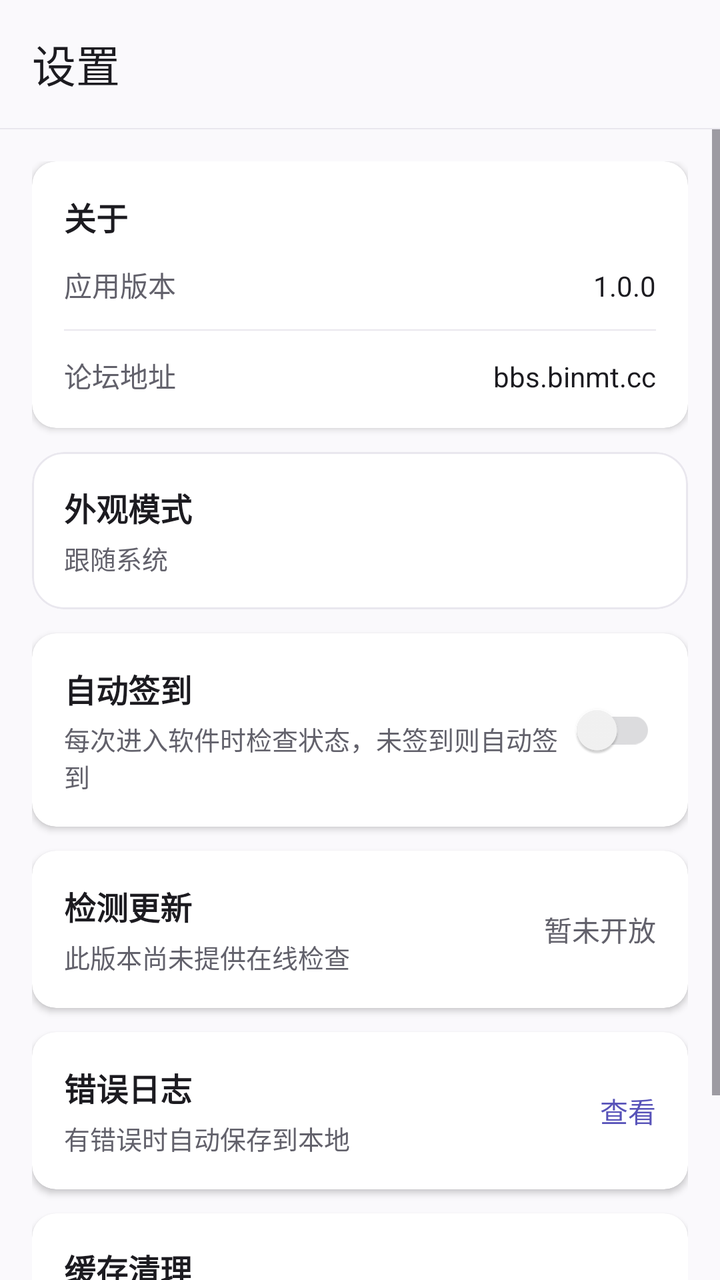
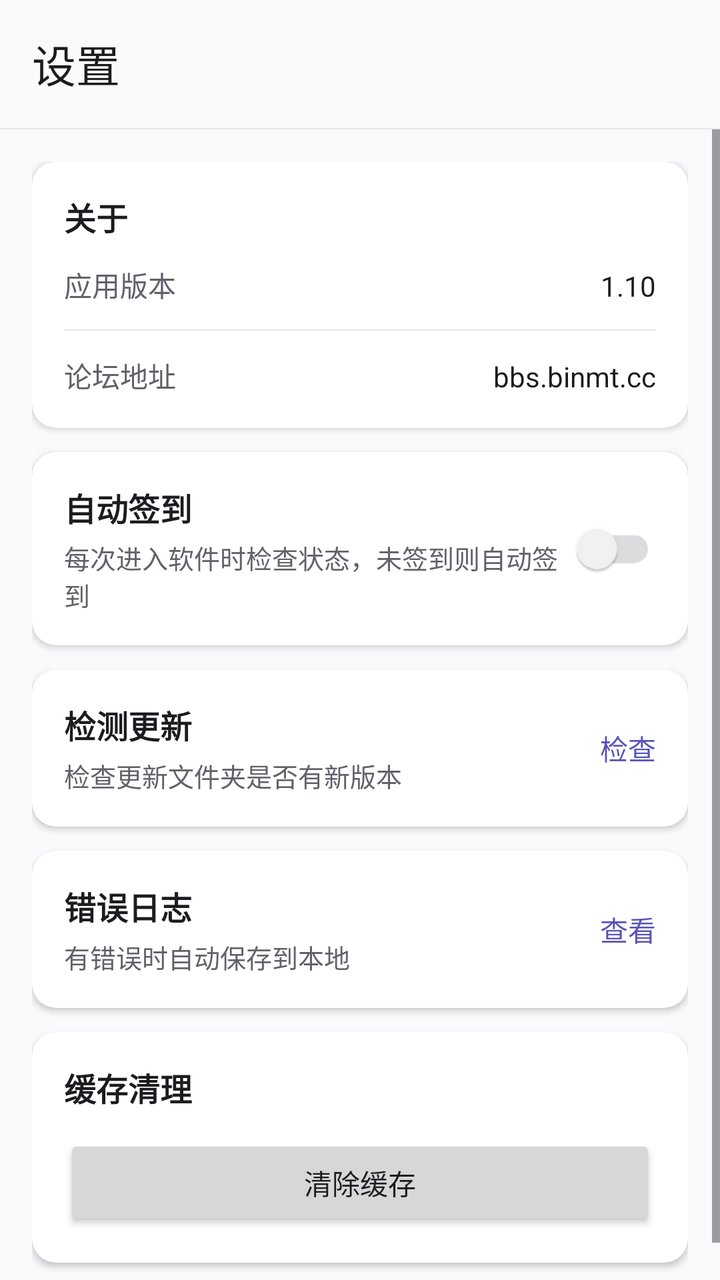

Compare the two renders of this Android layout. The source of the first and the diff that turns it into the second are given below.
<!-- AndroidManifest.xml: application theme Theme.AppTheme -->
<!-- res/layout/activity_settings.xml -->
<?xml version="1.0" encoding="utf-8"?>
<LinearLayout xmlns:android="http://schemas.android.com/apk/res/android"
    xmlns:app="http://schemas.android.com/apk/res-auto"
    android:layout_width="match_parent"
    android:layout_height="match_parent"
    android:orientation="vertical"
    android:background="@color/background">

    <com.google.android.material.appbar.MaterialToolbar
        android:id="@+id/toolbar"
        android:layout_width="match_parent"
        android:layout_height="?attr/actionBarSize"
        android:background="@color/background"
        app:titleTextColor="@color/text_primary"
        app:navigationIconTint="@color/text_primary"
        app:title="设置" />

    <View
        android:layout_width="match_parent"
        android:layout_height="0.5dp"
        android:background="@color/divider" />

    <ScrollView
        android:layout_width="match_parent"
        android:layout_height="0dp"
        android:layout_weight="1">

        <LinearLayout
            android:layout_width="match_parent"
            android:layout_height="wrap_content"
            android:orientation="vertical"
            android:padding="16dp">

            
            <com.google.android.material.card.MaterialCardView
                android:layout_width="match_parent"
                android:layout_height="wrap_content"
                app:cardCornerRadius="12dp"
                app:cardElevation="2dp"
                app:contentPadding="16dp"
                android:layout_marginBottom="12dp">

                <LinearLayout
                    android:layout_width="match_parent"
                    android:layout_height="wrap_content"
                    android:orientation="vertical">

                    <TextView
                        android:layout_width="wrap_content"
                        android:layout_height="wrap_content"
                        android:text="关于"
                        android:textSize="16sp"
                        android:textStyle="bold"
                        android:textColor="@color/text_primary" />

                    <LinearLayout
                        android:layout_width="match_parent"
                        android:layout_height="wrap_content"
                        android:orientation="horizontal"
                        android:layout_marginTop="12dp">

                        <TextView
                            android:layout_width="0dp"
                            android:layout_height="wrap_content"
                            android:layout_weight="1"
                            android:text="应用版本"
                            android:textSize="14sp"
                            android:textColor="@color/text_secondary" />

                        <TextView
                            android:id="@+id/tv_version"
                            android:layout_width="wrap_content"
                            android:layout_height="wrap_content"
                            android:text="1.0.0"
                            android:textSize="14sp"
                            android:textColor="@color/text_primary" />

                    </LinearLayout>

                    <View
                        android:layout_width="match_parent"
                        android:layout_height="0.5dp"
                        android:background="@color/divider"
                        android:layout_marginVertical="12dp" />

                    <LinearLayout
                        android:layout_width="match_parent"
                        android:layout_height="wrap_content"
                        android:orientation="horizontal">

                        <TextView
                            android:layout_width="0dp"
                            android:layout_height="wrap_content"
                            android:layout_weight="1"
                            android:text="论坛地址"
                            android:textSize="14sp"
                            android:textColor="@color/text_secondary" />

                        <TextView
                            android:id="@+id/tv_forum_url"
                            android:layout_width="wrap_content"
                            android:layout_height="wrap_content"
                            android:text="bbs.binmt.cc"
                            android:textSize="14sp"
                            android:textColor="@color/text_primary" />

                    </LinearLayout>

                </LinearLayout>

            </com.google.android.material.card.MaterialCardView>

            <com.google.android.material.card.MaterialCardView
                android:id="@+id/layout_theme"
                android:layout_width="match_parent"
                android:layout_height="wrap_content"
                android:layout_marginBottom="12dp"
                android:clickable="true"
                android:focusable="true"
                android:foreground="?attr/selectableItemBackground"
                app:cardCornerRadius="16dp"
                app:cardElevation="0dp"
                app:strokeWidth="1dp"
                app:strokeColor="@color/divider"
                app:contentPadding="16dp">
                <LinearLayout
                    android:layout_width="match_parent"
                    android:layout_height="wrap_content"
                    android:orientation="vertical">
                    <TextView
                        android:layout_width="match_parent"
                        android:layout_height="wrap_content"
                        android:text="外观模式"
                        android:textColor="@color/text_primary"
                        android:textSize="16sp"
                        android:textStyle="bold" />
                    <TextView
                        android:id="@+id/tv_theme_mode"
                        android:layout_width="match_parent"
                        android:layout_height="wrap_content"
                        android:layout_marginTop="4dp"
                        android:text="跟随系统"
                        android:textColor="@color/text_secondary"
                        android:textSize="13sp" />
                </LinearLayout>
            </com.google.android.material.card.MaterialCardView>

            
            <com.google.android.material.card.MaterialCardView
                android:layout_width="match_parent"
                android:layout_height="wrap_content"
                android:layout_marginBottom="12dp"
                app:cardCornerRadius="12dp"
                app:cardElevation="2dp"
                app:contentPadding="16dp">

                <LinearLayout
                    android:layout_width="match_parent"
                    android:layout_height="wrap_content"
                    android:gravity="center_vertical"
                    android:orientation="horizontal">

                    <LinearLayout
                        android:layout_width="0dp"
                        android:layout_height="wrap_content"
                        android:layout_weight="1"
                        android:orientation="vertical">

                        <TextView
                            android:layout_width="wrap_content"
                            android:layout_height="wrap_content"
                            android:text="自动签到"
                            android:textColor="@color/text_primary"
                            android:textSize="16sp"
                            android:textStyle="bold" />

                        <TextView
                            android:layout_width="wrap_content"
                            android:layout_height="wrap_content"
                            android:layout_marginTop="4dp"
                            android:text="每次进入软件时检查状态，未签到则自动签到"
                            android:textColor="@color/text_secondary"
                            android:textSize="13sp" />
                    </LinearLayout>

                    <com.google.android.material.switchmaterial.SwitchMaterial
                        android:id="@+id/switch_auto_sign_in"
                        android:layout_width="wrap_content"
                        android:layout_height="wrap_content"
                        android:checked="false"
                        android:contentDescription="自动签到开关"
                        app:thumbTint="@color/switch_thumb_tint"
                        app:trackTint="@color/switch_track_tint" />
                </LinearLayout>
            </com.google.android.material.card.MaterialCardView>

            
            <com.google.android.material.card.MaterialCardView
                android:layout_width="match_parent"
                android:layout_height="wrap_content"
                android:layout_marginBottom="12dp"
                android:clickable="true"
                android:focusable="true"
                android:foreground="?attr/selectableItemBackground"
                app:cardCornerRadius="12dp"
                app:cardElevation="2dp"
                app:contentPadding="16dp">

                <LinearLayout
                    android:id="@+id/layout_check_update"
                    android:layout_width="match_parent"
                    android:layout_height="wrap_content"
                    android:gravity="center_vertical"
                    android:orientation="horizontal">

                    <LinearLayout
                        android:layout_width="0dp"
                        android:layout_height="wrap_content"
                        android:layout_weight="1"
                        android:orientation="vertical">

                        <TextView
                            android:layout_width="wrap_content"
                            android:layout_height="wrap_content"
                            android:text="检测更新"
                            android:textColor="@color/text_primary"
                            android:textSize="16sp"
                            android:textStyle="bold" />

                        <TextView
                            android:layout_width="wrap_content"
                            android:layout_height="wrap_content"
                            android:layout_marginTop="4dp"
                            android:text="此版本尚未提供在线检查"
                            android:textColor="@color/text_secondary"
                            android:textSize="13sp" />
                    </LinearLayout>

                    <TextView
                        android:id="@+id/tv_update_status"
                        android:layout_width="wrap_content"
                        android:layout_height="wrap_content"
                        android:text="暂未开放"
                        android:textColor="@color/text_secondary"
                        android:textSize="14sp" />
                </LinearLayout>
            </com.google.android.material.card.MaterialCardView>

            
            <com.google.android.material.card.MaterialCardView
                android:layout_width="match_parent"
                android:layout_height="wrap_content"
                android:layout_marginBottom="12dp"
                android:clickable="true"
                android:focusable="true"
                android:foreground="?attr/selectableItemBackground"
                app:cardCornerRadius="12dp"
                app:cardElevation="2dp"
                app:contentPadding="16dp">

                <LinearLayout
                    android:id="@+id/layout_error_log"
                    android:layout_width="match_parent"
                    android:layout_height="wrap_content"
                    android:gravity="center_vertical"
                    android:orientation="horizontal">

                    <LinearLayout
                        android:layout_width="0dp"
                        android:layout_height="wrap_content"
                        android:layout_weight="1"
                        android:orientation="vertical">

                        <TextView
                            android:layout_width="wrap_content"
                            android:layout_height="wrap_content"
                            android:text="错误日志"
                            android:textColor="@color/text_primary"
                            android:textSize="16sp"
                            android:textStyle="bold" />

                        <TextView
                            android:layout_width="wrap_content"
                            android:layout_height="wrap_content"
                            android:layout_marginTop="4dp"
                            android:text="有错误时自动保存到本地"
                            android:textColor="@color/text_secondary"
                            android:textSize="13sp" />
                    </LinearLayout>

                    <TextView
                        android:id="@+id/tv_error_log_count"
                        android:layout_width="wrap_content"
                        android:layout_height="wrap_content"
                        android:text="查看"
                        android:textColor="@color/primary"
                        android:textSize="14sp" />
                </LinearLayout>
            </com.google.android.material.card.MaterialCardView>

            
            <com.google.android.material.card.MaterialCardView
                android:layout_width="match_parent"
                android:layout_height="wrap_content"
                app:cardCornerRadius="12dp"
                app:cardElevation="2dp"
                app:contentPadding="16dp"
                android:layout_marginBottom="12dp">

                <LinearLayout
                    android:layout_width="match_parent"
                    android:layout_height="wrap_content"
                    android:orientation="vertical">

                    <TextView
                        android:layout_width="wrap_content"
                        android:layout_height="wrap_content"
                        android:text="缓存清理"
                        android:textSize="16sp"
                        android:textStyle="bold"
                        android:textColor="@color/text_primary" />

                    <Button
                        android:id="@+id/btn_clear_cache"
                        android:layout_width="match_parent"
                        android:layout_height="48dp"
                        android:layout_marginTop="12dp"
                        android:text="清除缓存"
                        android:textAllCaps="false" />

                </LinearLayout>

            </com.google.android.material.card.MaterialCardView>

        </LinearLayout>
    </ScrollView>

</LinearLayout>
<!-- resources referenced by this layout -->
<resources>
  <color name="background">#FAF9FC</color>
  <color name="divider">#E9E7EE</color>
  <color name="primary">#5853B9</color>
  <color name="text_primary">#1C1B20</color>
  <color name="text_secondary">#62616B</color>
  <style name="Theme.AppTheme" parent="Theme.Material3.DayNight.NoActionBar">
          
          <item name="colorPrimary">@color/primary</item>
          <item name="colorPrimaryVariant">@color/primary_dark</item>
          <item name="colorOnPrimary">@color/text_white</item>
          
          <item name="colorSecondary">@color/primary_light</item>
          <item name="colorSecondaryVariant">@color/primary</item>
          <item name="colorOnSecondary">@color/text_white</item>
          
          <item name="android:statusBarColor" tools:targetApi="21">@color/background</item>
          <item name="android:windowLightStatusBar" tools:targetApi="23">true</item>
          
          <item name="android:navigationBarColor" tools:targetApi="21">@color/background</item>
          
          <item name="android:windowBackground">@color/background</item>
          <item name="android:colorBackground">@color/background</item>
          
          <item name="windowActionBar">false</item>
          <item name="windowNoTitle">true</item>
          <item name="materialCardViewStyle">@style/CardView.NewStyle</item>
      </style>
  <color name="primary_dark">#403C93</color>
  <color name="text_white">#FFFFFF</color>
  <color name="primary_light">#7772D1</color>
  <style name="CardView.NewStyle" parent="Widget.MaterialComponents.CardView">
          <item name="cardCornerRadius">16dp</item>
          <item name="cardElevation">0dp</item>
          <item name="cardBackgroundColor">@color/card_frosted</item>
          <item name="strokeWidth">0dp</item>
          <item name="cardPreventCornerOverlap">false</item>
      </style>
  <color name="card_frosted">#FFFFFF</color>
</resources>

<!-- the commit's change to res/layout/activity_settings.xml (unified diff, before → after) -->
@@ -71,7 +71,7 @@
                             android:id="@+id/tv_version"
                             android:layout_width="wrap_content"
                             android:layout_height="wrap_content"
-                            android:text="1.0.0"
+                            android:text="1.10"
                             android:textSize="14sp"
                             android:textColor="@color/text_primary" />
 
@@ -110,98 +110,63 @@
 
             </com.google.android.material.card.MaterialCardView>
 
-            <com.google.android.material.card.MaterialCardView
-                android:id="@+id/layout_theme"
+            
+            <com.google.android.material.card.MaterialCardView
+                android:layout_width="match_parent"
+                android:layout_height="wrap_content"
+                android:layout_marginBottom="12dp"
+                app:cardCornerRadius="12dp"
+                app:cardElevation="2dp"
+                app:contentPadding="16dp">
+
+                <LinearLayout
+                    android:layout_width="match_parent"
+                    android:layout_height="wrap_content"
+                    android:gravity="center_vertical"
+                    android:orientation="horizontal">
+
+                    <LinearLayout
+                        android:layout_width="0dp"
+                        android:layout_height="wrap_content"
+                        android:layout_weight="1"
+                        android:orientation="vertical">
+
+                        <TextView
+                            android:layout_width="wrap_content"
+                            android:layout_height="wrap_content"
+                            android:text="自动签到"
+                            android:textColor="@color/text_primary"
+                            android:textSize="16sp"
+                            android:textStyle="bold" />
+
+                        <TextView
+                            android:layout_width="wrap_content"
+                            android:layout_height="wrap_content"
+                            android:layout_marginTop="4dp"
+                            android:text="每次进入软件时检查状态，未签到则自动签到"
+                            android:textColor="@color/text_secondary"
+                            android:textSize="13sp" />
+                    </LinearLayout>
+
+                    <com.google.android.material.switchmaterial.SwitchMaterial
+                        android:id="@+id/switch_auto_sign_in"
+                        android:layout_width="wrap_content"
+                        android:layout_height="wrap_content"
+                        android:checked="false"
+                        android:contentDescription="自动签到开关"
+                        app:thumbTint="@color/switch_thumb_tint"
+                        app:trackTint="@color/switch_track_tint" />
+                </LinearLayout>
+            </com.google.android.material.card.MaterialCardView>
+
+            
+            <com.google.android.material.card.MaterialCardView
                 android:layout_width="match_parent"
                 android:layout_height="wrap_content"
                 android:layout_marginBottom="12dp"
                 android:clickable="true"
                 android:focusable="true"
                 android:foreground="?attr/selectableItemBackground"
-                app:cardCornerRadius="16dp"
-                app:cardElevation="0dp"
-                app:strokeWidth="1dp"
-                app:strokeColor="@color/divider"
-                app:contentPadding="16dp">
-                <LinearLayout
-                    android:layout_width="match_parent"
-                    android:layout_height="wrap_content"
-                    android:orientation="vertical">
-                    <TextView
-                        android:layout_width="match_parent"
-                        android:layout_height="wrap_content"
-                        android:text="外观模式"
-                        android:textColor="@color/text_primary"
-                        android:textSize="16sp"
-                        android:textStyle="bold" />
-                    <TextView
-                        android:id="@+id/tv_theme_mode"
-                        android:layout_width="match_parent"
-                        android:layout_height="wrap_content"
-                        android:layout_marginTop="4dp"
-                        android:text="跟随系统"
-                        android:textColor="@color/text_secondary"
-                        android:textSize="13sp" />
-                </LinearLayout>
-            </com.google.android.material.card.MaterialCardView>
-
-            
-            <com.google.android.material.card.MaterialCardView
-                android:layout_width="match_parent"
-                android:layout_height="wrap_content"
-                android:layout_marginBottom="12dp"
-                app:cardCornerRadius="12dp"
-                app:cardElevation="2dp"
-                app:contentPadding="16dp">
-
-                <LinearLayout
-                    android:layout_width="match_parent"
-                    android:layout_height="wrap_content"
-                    android:gravity="center_vertical"
-                    android:orientation="horizontal">
-
-                    <LinearLayout
-                        android:layout_width="0dp"
-                        android:layout_height="wrap_content"
-                        android:layout_weight="1"
-                        android:orientation="vertical">
-
-                        <TextView
-                            android:layout_width="wrap_content"
-                            android:layout_height="wrap_content"
-                            android:text="自动签到"
-                            android:textColor="@color/text_primary"
-                            android:textSize="16sp"
-                            android:textStyle="bold" />
-
-                        <TextView
-                            android:layout_width="wrap_content"
-                            android:layout_height="wrap_content"
-                            android:layout_marginTop="4dp"
-                            android:text="每次进入软件时检查状态，未签到则自动签到"
-                            android:textColor="@color/text_secondary"
-                            android:textSize="13sp" />
-                    </LinearLayout>
-
-                    <com.google.android.material.switchmaterial.SwitchMaterial
-                        android:id="@+id/switch_auto_sign_in"
-                        android:layout_width="wrap_content"
-                        android:layout_height="wrap_content"
-                        android:checked="false"
-                        android:contentDescription="自动签到开关"
-                        app:thumbTint="@color/switch_thumb_tint"
-                        app:trackTint="@color/switch_track_tint" />
-                </LinearLayout>
-            </com.google.android.material.card.MaterialCardView>
-
-            
-            <com.google.android.material.card.MaterialCardView
-                android:layout_width="match_parent"
-                android:layout_height="wrap_content"
-                android:layout_marginBottom="12dp"
-                android:clickable="true"
-                android:focusable="true"
-                android:foreground="?attr/selectableItemBackground"
                 app:cardCornerRadius="12dp"
                 app:cardElevation="2dp"
                 app:contentPadding="16dp">
@@ -231,7 +196,7 @@
                             android:layout_width="wrap_content"
                             android:layout_height="wrap_content"
                             android:layout_marginTop="4dp"
-                            android:text="此版本尚未提供在线检查"
+                            android:text="检查更新文件夹是否有新版本"
                             android:textColor="@color/text_secondary"
                             android:textSize="13sp" />
                     </LinearLayout>
@@ -240,8 +205,8 @@
                         android:id="@+id/tv_update_status"
                         android:layout_width="wrap_content"
                         android:layout_height="wrap_content"
-                        android:text="暂未开放"
-                        android:textColor="@color/text_secondary"
+                        android:text="检查"
+                        android:textColor="@color/primary"
                         android:textSize="14sp" />
                 </LinearLayout>
             </com.google.android.material.card.MaterialCardView>
